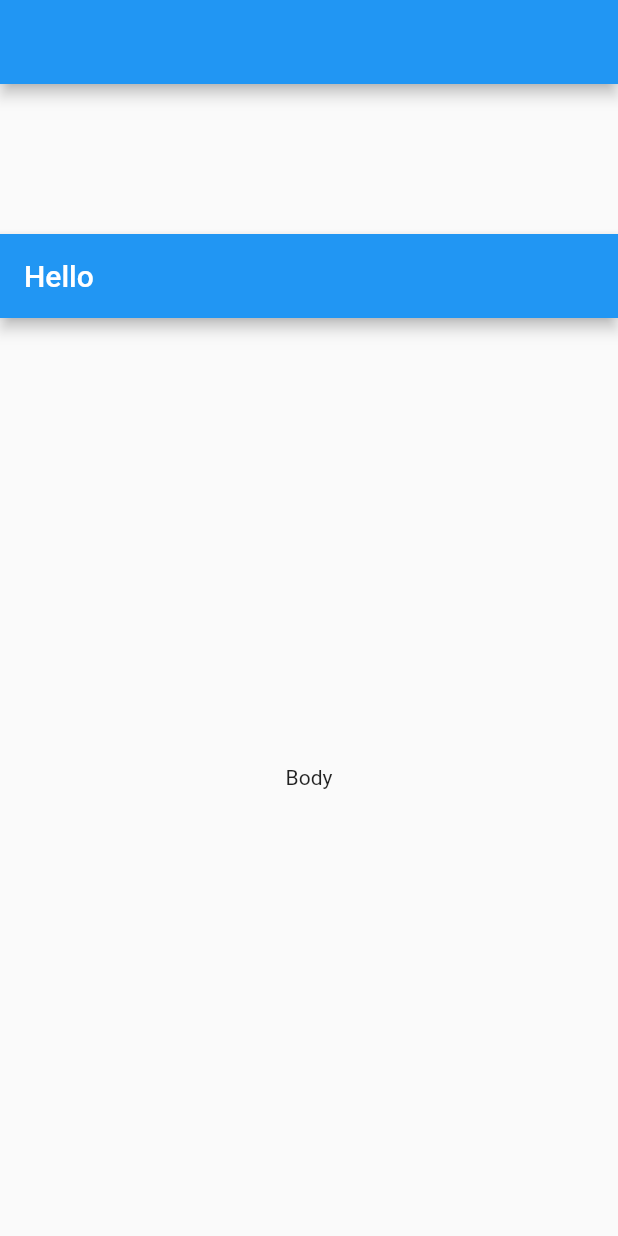
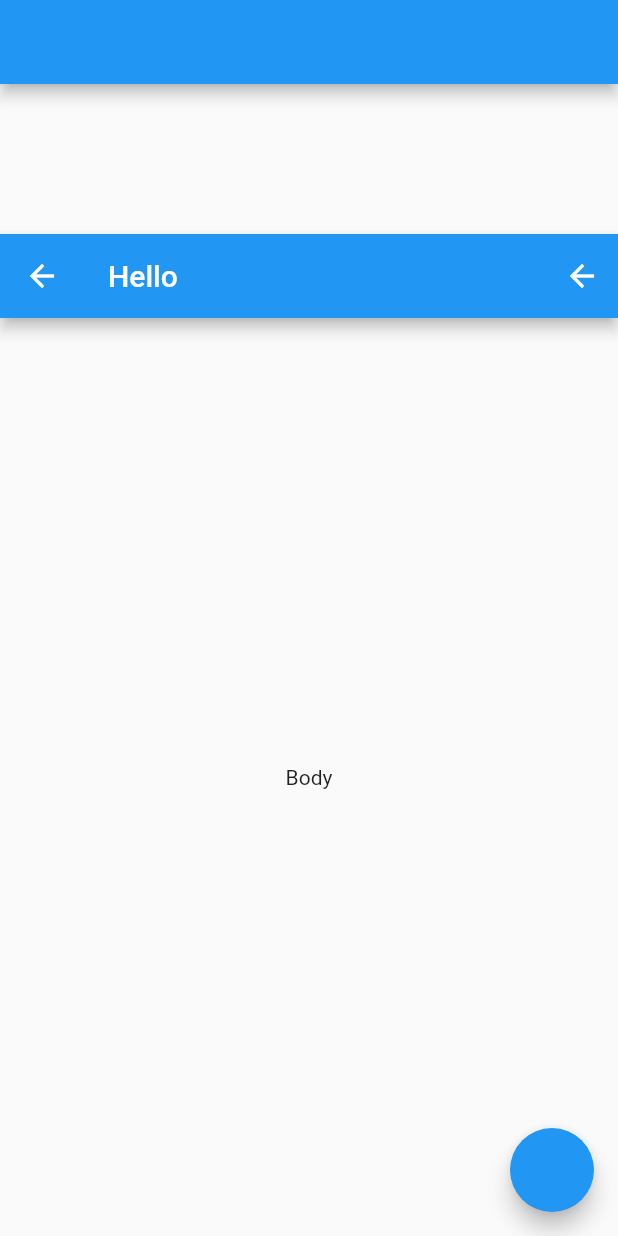
Before and after one commit to Milad-Akarie/skeletonizer, a Flutter app: the screen it shows after launch, on a phone screen of 412 x 824 dp. Run offline on Flutter 3.47's test engine with Material 2 defaults, Android fonts, the phone set to English and light mode, and no system bars.

```diff
--- a/example/lib/main.dart
+++ b/example/lib/main.dart
@@ -46,24 +46,26 @@ class _MyHomePageState extends State<MyHomePage> {
             ? Padding(
                 padding: const EdgeInsets.only(top: 100),
                 child: CustomScrollView(slivers: [
-                  SliverAppBar(
-                    expandedHeight: 120,
-                    shape: RoundedRectangleBorder(borderRadius: BorderRadius.circular(20)),
-                    leading: const BackButton(),
-                    flexibleSpace: FlexibleSpaceBar(
-                      background: Image.network(
-                        'https://images.unsplash.com/photo-1575936123452-b67c3203c357?ixlib=rb-4.0.3&ixid=MnwxMjA3fDB8MHxwaG90by1wYWdlfHx8fGVufDB8fHx8&auto=format&fit=crop&w=1770&q=80',
-                        fit: BoxFit.cover,
-                      ),
-                      title: Text("Sub title"),
-                    ),
-                  ),
+                  // SliverAppBar(
+                  //   expandedHeight: 120,
+                  //   shape: RoundedRectangleBorder(borderRadius: BorderRadius.circular(20)),
+                  //   leading: const BackButton(),
+                  //   flexibleSpace: FlexibleSpaceBar(
+                  //     background: Image.network(
+                  //       'https://images.unsplash.com/photo-1575936123452-b67c3203c357?ixlib=rb-4.0.3&ixid=MnwxMjA3fDB8MHxwaG90by1wYWdlfHx8fGVufDB8fHx8&auto=format&fit=crop&w=1770&q=80',
+                  //       fit: BoxFit.cover,
+                  //     ),
+                  //     title: Text("Sub title"),
+                  //   ),
+                  // ),
                   SliverList(
                     delegate: SliverChildBuilderDelegate(
-                      (context, index) => ListTile(
-                        title: const Text("Hello"),
-                        subtitle: const Text("Hello I'm subitiel"),
-                        trailing: IconButton(onPressed: () {}, icon: const Icon(Icons.ac_unit)),
+                      (context, index) =>  ListTile(
+                        title: Text("Hello"),
+                        subtitle: Text("Hello I'm subitiel"),
+                        trailing: ClipRRect(
+                            borderRadius: BorderRadius.circular(8),
+                            child: FlutterLogo(size: 56,)),
                       ),
                       childCount: 3,
                     ),
@@ -141,7 +143,14 @@ class _MyHomePageState extends State<MyHomePage> {
                     // ),
                     Expanded(
                         child: Scaffold(
-                      appBar: AppBar(title: const Text("Hello")),
+                          floatingActionButton: FloatingActionButton(onPressed: () {  },),
+                      appBar: AppBar(
+                        leading: BackButton(),
+                        title: const Text("Hello"),
+                        actions: [
+                          BackButton(),
+                        ],
+                      ),
                       body: Center(
                         child: Text("Body"),
                       ),
--- a/lib/src/bones/box_bone.dart
+++ b/lib/src/bones/box_bone.dart
@@ -13,7 +13,7 @@ class BoxBone extends StatelessWidget {
     this.alignment,
   }) : super(key: key);
 
-  final BorderRadius? borderRadius;
+  final BorderRadiusGeometry? borderRadius;
   final double? width;
   final double? height;
   final Color? color;
```
Also changed, not shown: lib/src/skeleton_scanner.dart (+120 -89 lines).
